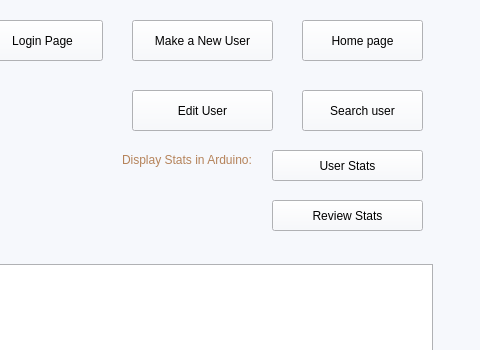
Above: mainwindow.ui from Confused-Guy/Smart-research-publication-management before the change; both pictures show x 818 to 1298 and y 0 to 350 of the 1298 by 767 pixel window. Below: the same form after it.
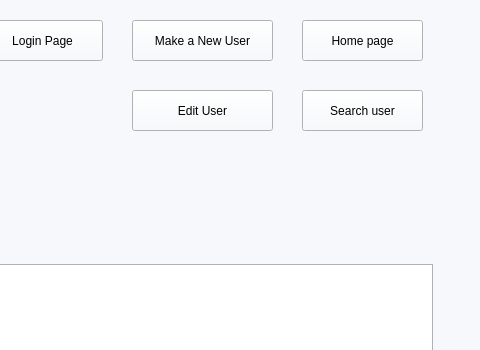
That is the form after the change. The open tabs and pages were chosen to show the change. Icons and pictures are not drawn.

Commit message:
Arduino Remake
Removed the old Arduino code (Display Stats and upcoming events).
Added the Base code for the new scenarios.

Diff of the .ui file:
```diff
--- a/mainwindow.ui
+++ b/mainwindow.ui
@@ -1043,45 +1043,6 @@
        <string>Edit User</string>
       </property>
      </widget>
-     <widget class="QPushButton" name="usersArduinoBtn">
-      <property name="geometry">
-       <rect>
-        <x>1020</x>
-        <y>150</y>
-        <width>151</width>
-        <height>31</height>
-       </rect>
-      </property>
-      <property name="text">
-       <string>User Stats</string>
-      </property>
-     </widget>
-     <widget class="QPushButton" name="reviewsArduinoBtn">
-      <property name="geometry">
-       <rect>
-        <x>1020</x>
-        <y>200</y>
-        <width>151</width>
-        <height>31</height>
-       </rect>
-      </property>
-      <property name="text">
-       <string>Review Stats</string>
-      </property>
-     </widget>
-     <widget class="QLabel" name="label">
-      <property name="geometry">
-       <rect>
-        <x>870</x>
-        <y>150</y>
-        <width>141</width>
-        <height>20</height>
-       </rect>
-      </property>
-      <property name="text">
-       <string>Display Stats in Arduino:</string>
-      </property>
-     </widget>
     </widget>
     <widget class="QWidget" name="page_4">
      <widget class="QScrollArea" name="scrollArea">
```
Left out of the diff: 98 changed lines with no effect on the pictures. The commit also changes 7 other files.
